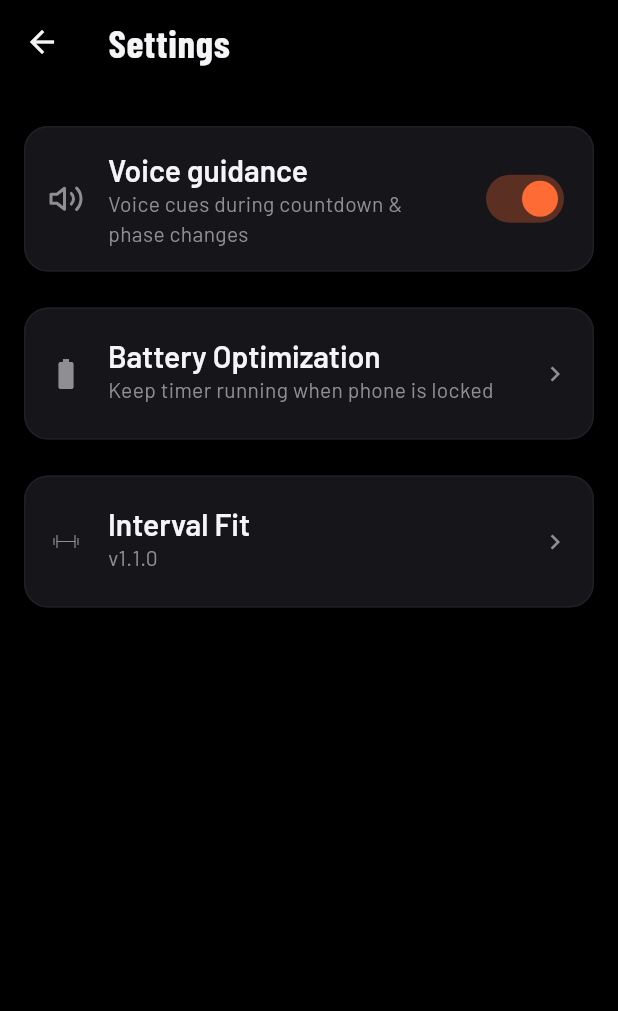
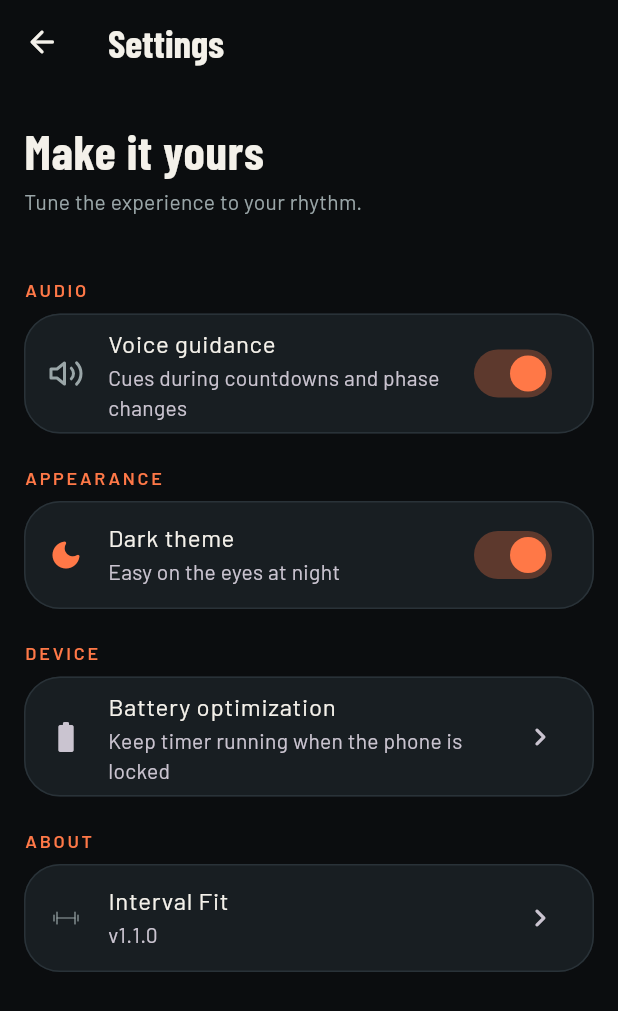
Before and after one commit to hafizhsul/interval-fit, a Flutter app: the screen it shows after launch, after a tap on an icon or button, on a phone screen of 412 x 824 dp. Shown: the top 1011 px of the screen. Run offline on Flutter 3.47's test engine with Material 3 defaults, Android fonts, the phone set to English and light mode, and no system bars; our stand-ins replace audioplayers, flutter_riverpod, flutter_svg, flutter_tts, shared_preferences, sqflite and 1 more; missing offline and left inert: flutter_background_service, health; accounts and stored records are empty.

Commit message:
feat: add light theme and runtime theme switching
Introduce a light palette alongside the existing dark theme, persist the
choice via SharedPreferences, and drive MaterialApp theming from a
themeModeProvider so the switch applies live without a restart. Settings
gains an appearance section with a dark-theme toggle.

🤖 Generated with Codebuff
Co-Authored-By: Codebuff <noreply@codebuff.com>

```diff
--- a/lib/core/providers.dart
+++ b/lib/core/providers.dart
@@ -1,3 +1,4 @@
+import 'package:flutter/material.dart';
 import 'package:flutter_riverpod/flutter_riverpod.dart';
 import 'package:shared_preferences/shared_preferences.dart';
 import 'package:sqflite/sqflite.dart';
@@ -20,12 +21,19 @@ final databaseProvider = Provider<Database>((ref) {
 });
 
 final sharedPrefsProvider = Provider<SharedPreferences>((ref) {
-  throw UnimplementedError('override di main() setelah SharedPreferences.getInstance()');
+  throw UnimplementedError(
+    'override di main() setelah SharedPreferences.getInstance()',
+  );
 });
 
 final settingsServiceProvider = Provider<SettingsService>(
   (ref) => SettingsService(ref.watch(sharedPrefsProvider)),
 );
+
+final themeModeProvider = StateProvider<ThemeMode>((ref) {
+  final settings = ref.watch(settingsServiceProvider);
+  return settings.darkTheme ? ThemeMode.dark : ThemeMode.light;
+});
 
 final voiceServiceProvider = Provider<VoiceService>((ref) {
   final settings = ref.watch(settingsServiceProvider);
@@ -53,16 +61,18 @@ final healthConnectServiceProvider = Provider<HealthConnectService>(
 /// Trigger a health data refresh.
 final healthRefreshTrigger = StateProvider<int>((ref) => 0);
 
-final healthForDateProvider = FutureProvider.family<Map<String, double>, int>(
-  (ref, epochMs) {
-    final service = ref.watch(healthConnectServiceProvider);
-    return service.getForDate(epochMs);
-  },
-);
+final healthForDateProvider = FutureProvider.family<Map<String, double>, int>((
+  ref,
+  epochMs,
+) {
+  final service = ref.watch(healthConnectServiceProvider);
+  return service.getForDate(epochMs);
+});
 
 /// Daftar template untuk home. Auto-refresh via [refresh].
-final templateListProvider =
-    FutureProvider.autoDispose<List<WorkoutTemplate>>((ref) {
+final templateListProvider = FutureProvider.autoDispose<List<WorkoutTemplate>>((
+  ref,
+) {
   return ref.watch(templateRepositoryProvider).getAll();
 });
 
--- a/lib/core/settings_service.dart
+++ b/lib/core/settings_service.dart
@@ -11,7 +11,11 @@ class SettingsService {
   final SharedPreferences _prefs;
 
   static const _kVoiceEnabled = 'voice_enabled';
+  static const _kDarkTheme = 'dark_theme';
 
   bool get voiceEnabled => _prefs.getBool(_kVoiceEnabled) ?? true;
   Future<void> setVoiceEnabled(bool v) => _prefs.setBool(_kVoiceEnabled, v);
+
+  bool get darkTheme => _prefs.getBool(_kDarkTheme) ?? true;
+  Future<void> setDarkTheme(bool v) => _prefs.setBool(_kDarkTheme, v);
 }
--- a/lib/features/settings/settings_screen.dart
+++ b/lib/features/settings/settings_screen.dart
@@ -2,8 +2,8 @@ import 'package:flutter/material.dart';
 import 'package:flutter_riverpod/flutter_riverpod.dart';
 import 'package:flutter_svg/flutter_svg.dart';
 
+import '../../core/battery_hint.dart';
 import '../../core/providers.dart';
-import '../../core/battery_hint.dart';
 import '../../shared/design/tokens.dart';
 import '../../shared/theme/app_theme.dart';
 
@@ -16,12 +16,14 @@ class SettingsScreen extends ConsumerStatefulWidget {
 
 class _SettingsScreenState extends ConsumerState<SettingsScreen> {
   late bool _voiceEnabled;
+  late bool _darkTheme;
 
   @override
   void initState() {
     super.initState();
     final settings = ref.read(settingsServiceProvider);
     _voiceEnabled = settings.voiceEnabled;
+    _darkTheme = settings.darkTheme;
   }
 
   @override
@@ -30,106 +32,89 @@ class _SettingsScreenState extends ConsumerState<SettingsScreen> {
     final voice = ref.read(voiceServiceProvider);
     return Scaffold(
       appBar: AppBar(
-        title: const Text(
-          'Settings',
-          style: TextStyle(
-            fontFamily: 'BarlowCondensed',
-            fontSize: 26,
-            fontWeight: FontWeight.w700,
-            letterSpacing: 0.5,
-            color: AppColors.onSurface,
-          ),
+        leading: IconButton(
+          tooltip: 'Back',
+          icon: const Icon(Icons.arrow_back_rounded),
+          onPressed: () => Navigator.of(context).maybePop(),
         ),
+        title: const Text('Settings'),
       ),
       body: ListView(
-        padding: const EdgeInsets.fromLTRB(
-          AppSpacing.md,
-          AppSpacing.lg,
-          AppSpacing.md,
-          AppSpacing.xxl,
-        ),
+        padding: const EdgeInsets.fromLTRB(0, AppSpacing.sm, 0, AppSpacing.xxl),
         children: [
-          Card(
-            margin: const EdgeInsets.symmetric(vertical: AppSpacing.xs),
-            elevation: 0,
-            color: AppColors.surfaceHigh,
-            shape: RoundedRectangleBorder(
-              borderRadius: BorderRadius.circular(AppRadius.md),
-              side: const BorderSide(color: AppColors.border),
-            ),
+          const _SettingsIntro(),
+          const _SectionLabel('AUDIO'),
+          _SettingsCard(
             child: SwitchListTile(
-              title: Text('Voice guidance', style: Theme.of(context).textTheme.titleLarge),
-              subtitle: Text(
-                'Voice cues during countdown & phase changes',
-                style: Theme.of(context).textTheme.bodyMedium,
-              ),
+              title: const Text('Voice guidance'),
+              subtitle: const Text('Cues during countdowns and phase changes'),
               secondary: SvgPicture.asset(
                 'assets/svg/speaker.svg',
                 width: 24,
                 height: 24,
-                colorFilter: const ColorFilter.mode(AppColors.onSurfaceMute, BlendMode.srcIn),
+                colorFilter: ColorFilter.mode(
+                  AppColors.onSurfaceMute,
+                  BlendMode.srcIn,
+                ),
               ),
               value: _voiceEnabled,
-              onChanged: (v) {
-                setState(() => _voiceEnabled = v);
-                settings.setVoiceEnabled(v);
-                voice.setEnabled(v);
+              onChanged: (value) {
+                setState(() => _voiceEnabled = value);
+                settings.setVoiceEnabled(value);
+                voice.setEnabled(value);
               },
-              activeThumbColor: AppColors.primary,
-              activeTrackColor: AppColors.primary.withValues(alpha: 0.3),
-              contentPadding: const EdgeInsets.symmetric(
-                horizontal: AppSpacing.md,
-                vertical: AppSpacing.sm,
-              ),
             ),
           ),
-          const SizedBox(height: AppSpacing.md),
-          Card(
-            margin: const EdgeInsets.symmetric(vertical: AppSpacing.xs),
-            elevation: 0,
-            color: AppColors.surfaceHigh,
-            shape: RoundedRectangleBorder(
-              borderRadius: BorderRadius.circular(AppRadius.md),
-              side: const BorderSide(color: AppColors.border),
-            ),
-            child: ListTile(
-              leading: Icon(Icons.battery_std, color: AppColors.onSurfaceMute, size: 24),
-              title: Text('Battery Optimization',
-                  style: Theme.of(context).textTheme.titleLarge),
-              subtitle: Text('Keep timer running when phone is locked',
-                  style: Theme.of(context).textTheme.bodyMedium),
-              trailing: const Icon(Icons.chevron_right,
-                  color: AppColors.onSurfaceMute, size: 20),
-              onTap: requestBatteryOptimizationExemption,
-              contentPadding: const EdgeInsets.symmetric(
-                horizontal: AppSpacing.md,
-                vertical: AppSpacing.sm,
+          const _SectionLabel('APPEARANCE'),
+          _SettingsCard(
+            child: SwitchListTile(
+              title: const Text('Dark theme'),
+              subtitle: Text(
+                _darkTheme
+                    ? 'Easy on the eyes at night'
+                    : 'Bright and clear for daytime',
               ),
+              secondary: Icon(
+                _darkTheme ? Icons.dark_mode_rounded : Icons.light_mode_rounded,
+                color: AppColors.primary,
+              ),
+              value: _darkTheme,
+              onChanged: (value) async {
+                setState(() => _darkTheme = value);
+                ref.read(themeModeProvider.notifier).state = value
+                    ? ThemeMode.dark
+                    : ThemeMode.light;
+                await settings.setDarkTheme(value);
+              },
             ),
           ),
-          const SizedBox(height: AppSpacing.md),
-          Card(
-            margin: const EdgeInsets.symmetric(vertical: AppSpacing.xs),
-            elevation: 0,
-            color: AppColors.surfaceHigh,
-            shape: RoundedRectangleBorder(
-              borderRadius: BorderRadius.circular(AppRadius.md),
-              side: const BorderSide(color: AppColors.border),
+          const _SectionLabel('DEVICE'),
+          _SettingsCard(
+            child: ListTile(
+              leading: const Icon(Icons.battery_std_rounded),
+              title: const Text('Battery optimization'),
+              subtitle: const Text(
+                'Keep timer running when the phone is locked',
+              ),
+              trailing: const Icon(Icons.chevron_right_rounded),
+              onTap: requestBatteryOptimizationExemption,
             ),
+          ),
+          const _SectionLabel('ABOUT'),
+          _SettingsCard(
             child: ListTile(
               leading: SvgPicture.asset(
                 'assets/svg/dumbbell.svg',
                 width: 24,
                 height: 24,
-                colorFilter: const ColorFilter.mode(AppColors.onSurfaceMute, BlendMode.srcIn),
+                colorFilter: ColorFilter.mode(
+                  AppColors.onSurfaceMute,
+                  BlendMode.srcIn,
+                ),
               ),
-              title: Text('Interval Fit', style: Theme.of(context).textTheme.titleLarge),
-              subtitle: Text('v1.1.0', style: Theme.of(context).textTheme.bodyMedium),
-              trailing: Icon(Icons.chevron_right, color: AppColors.onSurfaceMute, size: 20),
-              contentPadding: const EdgeInsets.symmetric(
-                horizontal: AppSpacing.md,
-                vertical: AppSpacing.sm,
-              ),
+              title: const Text('Interval Fit'),
+              subtitle: const Text('v1.1.0'),
+              trailing: const Icon(Icons.chevron_right_rounded),
             ),
           ),
         ],
@@ -137,3 +122,75 @@ class _SettingsScreenState extends ConsumerState<SettingsScreen> {
     );
   }
 }
+
+class _SettingsIntro extends StatelessWidget {
+  const _SettingsIntro();
+
+  @override
+  Widget build(BuildContext context) {
+    return Padding(
+      padding: const EdgeInsets.fromLTRB(
+        AppSpacing.md,
+        AppSpacing.md,
+        AppSpacing.md,
+        AppSpacing.lg,
+      ),
+      child: Column(
+        crossAxisAlignment: CrossAxisAlignment.start,
+        children: [
+          Text(
+            'Make it yours',
+            style: Theme.of(context).textTheme.headlineLarge,
+          ),
+          const SizedBox(height: AppSpacing.xs),
+          Text(
+            'Tune the experience to your rhythm.',
+            style: Theme.of(context).textTheme.bodyMedium,
+          ),
+        ],
+      ),
+    );
+  }
+}
+
+class _SectionLabel extends StatelessWidget {
+  const _SectionLabel(this.label);
+
+  final String label;
+
+  @override
+  Widget build(BuildContext context) {
+    return Padding(
+      padding: const EdgeInsets.fromLTRB(
+        AppSpacing.md,
+        AppSpacing.md,
+        AppSpacing.md,
+        AppSpacing.xs,
+      ),
+      child: Text(
+        label,
+        style: Theme.of(context).textTheme.labelSmall?.copyWith(
+          color: AppColors.primary,
+          letterSpacing: 1.8,
+        ),
+      ),
+    );
+  }
+}
+
+class _SettingsCard extends StatelessWidget {
+  const _SettingsCard({required this.child});
+
+  final Widget child;
+
+  @override
+  Widget build(BuildContext context) {
+    return Card(
+      margin: const EdgeInsets.symmetric(
+        horizontal: AppSpacing.md,
+        vertical: AppSpacing.xs,
+      ),
+      child: child,
+    );
+  }
+}
--- a/lib/main.dart
+++ b/lib/main.dart
@@ -24,14 +24,17 @@ Future<void> main() async {
   runApp(ProviderScope(overrides: overrides, child: const IntervalFitApp()));
 }
 
-class IntervalFitApp extends StatelessWidget {
+class IntervalFitApp extends ConsumerWidget {
   const IntervalFitApp({super.key});
 
   @override
-  Widget build(BuildContext context) {
+  Widget build(BuildContext context, WidgetRef ref) {
+    final mode = ref.watch(themeModeProvider);
+    AppColors.setLight(mode == ThemeMode.light);
     return MaterialApp(
       title: 'Interval Fit',
-      theme: AppTheme.dark,
+      theme: mode == ThemeMode.light ? AppTheme.light : AppTheme.dark,
+      themeMode: ThemeMode.light,
       debugShowCheckedModeBanner: false,
       home: const SplashScreen(),
     );
--- a/lib/shared/theme/app_theme.dart
+++ b/lib/shared/theme/app_theme.dart
@@ -5,23 +5,45 @@ import '../design/tokens.dart';
 class AppColors {
   AppColors._();
 
-  static const Color background = Color(0xFF000000);
-  static const Color surface = Color(0xFF0A0A0B);
-  static const Color surfaceHigh = Color(0xFF15151A);
-  static const Color border = Color(0xFF1F1F26);
-  static const Color onSurface = Color(0xFFF5F5F7);
-  static const Color onSurfaceMute = Color(0xFF8E8E93);
-  static const Color onSurfaceDim = Color(0xFF48484A);
+  static bool _light = false;
 
-  static const Color primary = Color(0xFFFF6B35);
+  static void setLight(bool value) => _light = value;
+
+  static const _darkBackground = Color(0xFF0B0D0F);
+  static const _darkSurface = Color(0xFF111518);
+  static const _darkSurfaceHigh = Color(0xFF181E22);
+  static const _darkBorder = Color(0xFF293238);
+  static const _darkOnSurface = Color(0xFFF4F1EA);
+  static const _darkOnSurfaceMute = Color(0xFF9AA6A8);
+  static const _darkOnSurfaceDim = Color(0xFF566166);
+
+  static const _lightBackground = Color(0xFFF7F4EF);
+  static const _lightSurface = Color(0xFFFFFCF7);
+  static const _lightSurfaceHigh = Color(0xFFFFFFFF);
+  static const _lightBorder = Color(0xFFE3DCD3);
+  static const _lightOnSurface = Color(0xFF1D282A);
+  static const _lightOnSurfaceMute = Color(0xFF667477);
+  static const _lightOnSurfaceDim = Color(0xFFA3ADAE);
+
+  static Color get background => _light ? _lightBackground : _darkBackground;
+  static Color get surface => _light ? _lightSurface : _darkSurface;
+  static Color get surfaceHigh => _light ? _lightSurfaceHigh : _darkSurfaceHigh;
+  static Color get border => _light ? _lightBorder : _darkBorder;
+  static Color get onSurface => _light ? _lightOnSurface : _darkOnSurface;
+  static Color get onSurfaceMute =>
+      _light ? _lightOnSurfaceMute : _darkOnSurfaceMute;
+  static Color get onSurfaceDim =>
+      _light ? _lightOnSurfaceDim : _darkOnSurfaceDim;
+
+  static const Color primary = Color(0xFFFF7847);
   static const Color work = Color(0xFFFF6B35);
   static const Color rest = Color(0xFF0A84FF);
-  static const Color warmup = Color(0xFFFFD60A);
-  static const Color cooldown = Color(0xFF5AC8FA);
+  static const Color warmup = Color(0xFFFFC857);
+  static const Color cooldown = Color(0xFF61C8D8);
   static const Color done = Color(0xFFFF6B35);
   static const Color destructive = Color(0xFFFF453A);
 
-  static const Color muted = onSurfaceMute;
+  static Color get muted => onSurfaceMute;
   static const Color accent = primary;
 }
 
@@ -31,106 +53,121 @@ class AppTheme {
   static const _sans = 'Barlow';
   static const _condensed = 'BarlowCondensed';
 
-  static ThemeData get dark {
-    final base = ThemeData.dark(useMaterial3: true);
+  static ThemeData get dark => _buildTheme(false);
+  static ThemeData get light => _buildTheme(true);
+
+  static ThemeData _buildTheme(bool isLight) {
+    AppColors.setLight(isLight);
+    final background = isLight
+        ? const Color(0xFFF7F4EF)
+        : const Color(0xFF0B0D0F);
+    final surface = isLight ? const Color(0xFFFFFCF7) : const Color(0xFF111518);
+    final surfaceHigh = isLight ? Colors.white : const Color(0xFF181E22);
+    final border = isLight ? const Color(0xFFE3DCD3) : const Color(0xFF293238);
+    final foreground = isLight
+        ? const Color(0xFF1D282A)
+        : const Color(0xFFF4F1EA);
+    final muted = isLight ? const Color(0xFF667477) : const Color(0xFF9AA6A8);
+    final dim = isLight ? const Color(0xFFA3ADAE) : const Color(0xFF566166);
+    final base = isLight
+        ? ThemeData.light(useMaterial3: true)
+        : ThemeData.dark(useMaterial3: true);
     final scheme = base.colorScheme.copyWith(
       primary: AppColors.primary,
-      onPrimary: AppColors.background,
-      primaryContainer: AppColors.surfaceHigh,
+      onPrimary: isLight ? Colors.white : background,
+      primaryContainer: isLight ? const Color(0xFFFFE2D4) : surfaceHigh,
       secondary: AppColors.rest,
-      surface: AppColors.surface,
-      surfaceBright: AppColors.surface,
-      surfaceContainer: AppColors.surfaceHigh,
-      surfaceContainerHighest: AppColors.surfaceHigh,
-      onSurface: AppColors.onSurface,
-      outline: AppColors.border,
+      surface: surface,
+      surfaceBright: surfaceHigh,
+      surfaceContainer: surfaceHigh,
+      surfaceContainerHighest: isLight ? const Color(0xFFF0EBE4) : surfaceHigh,
+      onSecondary: Colors.white,
+      onSurface: foreground,
+      outline: border,
     );
 
-    return base.copyWith(
-      scaffoldBackgroundColor: AppColors.background,
-      colorScheme: scheme,
-      textTheme: base.textTheme
+    final textTheme = base.textTheme
         .apply(
           fontFamily: _sans,
-            bodyColor: AppColors.onSurface,
-            displayColor: AppColors.onSurface,
+          bodyColor: foreground,
+          displayColor: foreground,
         )
         .copyWith(
-            displayLarge: const TextStyle(
+          displayLarge: TextStyle(
             fontFamily: _condensed,
             fontSize: 140,
             fontWeight: FontWeight.w700,
-              height: 1.0,
-              color: Colors.white,
+            height: 1,
+            color: foreground,
             fontFeatures: [FontFeature.tabularFigures()],
           ),
-            displayMedium: const TextStyle(
+          displayMedium: TextStyle(
             fontFamily: _condensed,
             fontSize: 64,
             fontWeight: FontWeight.w700,
-              height: 1.0,
-              color: Colors.white,
+            height: 1,
+            color: foreground,
             fontFeatures: [FontFeature.tabularFigures()],
           ),
-            headlineLarge: const TextStyle(
+          headlineLarge: TextStyle(
             fontFamily: _condensed,
             fontSize: 32,
             fontWeight: FontWeight.w700,
             letterSpacing: 0.5,
-              color: AppColors.onSurface,
+            color: foreground,
           ),
-            headlineMedium: const TextStyle(
+          headlineMedium: TextStyle(
             fontFamily: _condensed,
             fontSize: 24,
             fontWeight: FontWeight.w700,
             letterSpacing: 0.5,
-              color: AppColors.onSurfaceMute,
+            color: muted,
           ),
-            titleLarge: const TextStyle(
+          titleLarge: TextStyle(
             fontFamily: _sans,
             fontSize: 20,
             fontWeight: FontWeight.w600,
-              color: AppColors.onSurface,
+            color: foreground,
           ),
-            bodyLarge: const TextStyle(
+          bodyLarge: TextStyle(
             fontFamily: _sans,
             fontSize: 16,
-              fontWeight: FontWeight.w400,
-              color: AppColors.onSurface,
+            color: foreground,
           ),
-            bodyMedium: const TextStyle(
-              fontFamily: _sans,
-              fontSize: 14,
-              fontWeight: FontWeight.w400,
-              color: AppColors.onSurfaceMute,
-            ),
-            labelLarge: const TextStyle(
+          bodyMedium: TextStyle(fontFamily: _sans, fontSize: 14, color: muted),
+          labelLarge: TextStyle(
             fontFamily: _sans,
             fontSize: 14,
             fontWeight: FontWeight.w600,
             letterSpacing: 0.5,
-              color: AppColors.onSurface,
+            color: foreground,
           ),
-            labelSmall: const TextStyle(
+          labelSmall: TextStyle(
             fontFamily: _sans,
             fontSize: 12,
             fontWeight: FontWeight.w600,
-              letterSpacing: 1.0,
-              color: AppColors.onSurfaceMute,
+            letterSpacing: 1,
+            color: muted,
           ),
-          ),
+        );
+
+    return base.copyWith(
+      scaffoldBackgroundColor: background,
+      colorScheme: scheme,
+      textTheme: textTheme,
+      dividerTheme: DividerThemeData(color: border, space: 1),
       cardTheme: CardThemeData(
-        color: AppColors.surfaceHigh,
+        color: surfaceHigh,
         elevation: 0,
         shape: RoundedRectangleBorder(
-          borderRadius: BorderRadius.circular(AppRadius.md),
-          side: const BorderSide(color: AppColors.border),
+          borderRadius: BorderRadius.circular(AppRadius.lg),
+          side: BorderSide(color: border),
         ),
       ),
       filledButtonTheme: FilledButtonThemeData(
         style: FilledButton.styleFrom(
           backgroundColor: AppColors.primary,
-          foregroundColor: AppColors.background,
+          foregroundColor: background,
           minimumSize: const Size(0, 52),
           textStyle: const TextStyle(
             fontFamily: _sans,
@@ -138,45 +175,48 @@ class AppTheme {
             fontWeight: FontWeight.w600,
           ),
           shape: RoundedRectangleBorder(
-            borderRadius: BorderRadius.circular(AppRadius.sm),
+            borderRadius: BorderRadius.circular(AppRadius.md),
           ),
         ),
       ),
       inputDecorationTheme: InputDecorationTheme(
         filled: true,
-        fillColor: AppColors.surfaceHigh,
+        fillColor: surfaceHigh,
         border: OutlineInputBorder(
           borderRadius: BorderRadius.circular(AppRadius.sm),
-          borderSide: const BorderSide(color: AppColors.border),
+          borderSide: BorderSide(color: border),
         ),
         enabledBorder: OutlineInputBorder(
           borderRadius: BorderRadius.circular(AppRadius.sm),
-          borderSide: const BorderSide(color: AppColors.border),
+          borderSide: BorderSide(color: border),
         ),
         focusedBorder: OutlineInputBorder(
           borderRadius: BorderRadius.circular(AppRadius.sm),
           borderSide: const BorderSide(color: AppColors.primary, width: 2),
         ),
       ),
-      appBarTheme: const AppBarTheme(
-        backgroundColor: AppColors.background,
+      appBarTheme: AppBarTheme(
+        backgroundColor: background,
+        surfaceTintColor: Colors.transparent,
         elevation: 0,
         titleTextStyle: TextStyle(
           fontFamily: _condensed,
           fontSize: 26,
           fontWeight: FontWeight.w700,
-          letterSpacing: 0.5,
-          color: AppColors.onSurface,
+          color: foreground,
         ),
+        iconTheme: IconThemeData(color: foreground),
       ),
       switchTheme: SwitchThemeData(
         thumbColor: WidgetStateProperty.resolveWith((states) {
-          if (states.contains(WidgetState.selected)) return AppColors.primary;
-          return AppColors.onSurfaceDim;
+          return states.contains(WidgetState.selected)
+              ? AppColors.primary
+              : dim;
         }),
         trackColor: WidgetStateProperty.resolveWith((states) {
-          if (states.contains(WidgetState.selected)) return AppColors.primary;
-          return AppColors.surfaceHigh;
+          return states.contains(WidgetState.selected)
+              ? AppColors.primary.withValues(alpha: 0.3)
+              : surfaceHigh;
         }),
       ),
     );
```
Also changed, not shown: 1 other file. Lines whose indentation alone changed are shown as unchanged.
